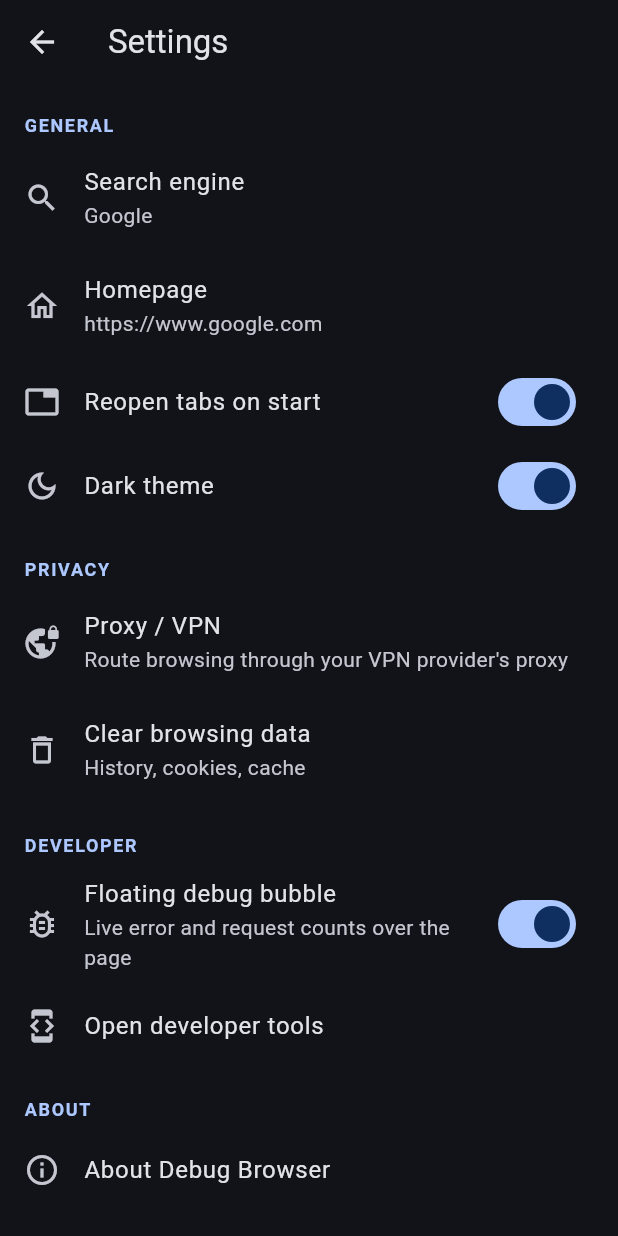
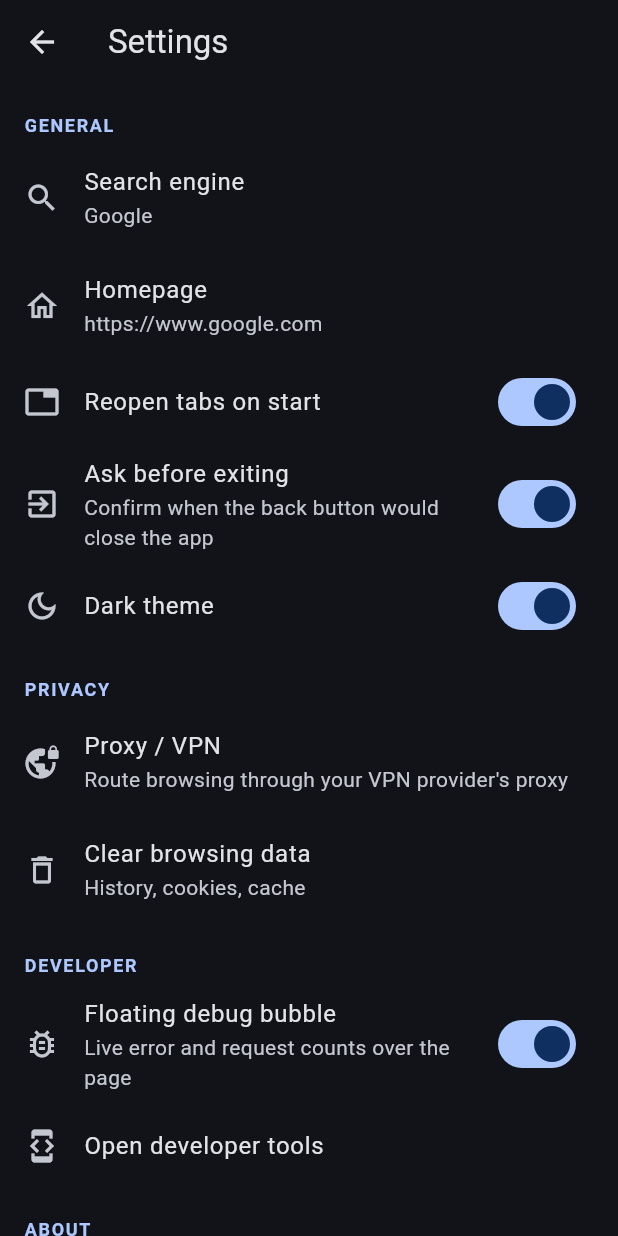
Before and after one commit to RiteshKumarNitk/devtotool, a Flutter app: the SettingsPage screen opened directly, on a phone screen of 412 x 824 dp. Run offline on Flutter 3.47's test engine with Material 3 defaults, Android fonts, the phone set to English and light mode, and no system bars; our stand-ins replace flutter_riverpod, hive_flutter, screenshot, share_plus, webview_flutter; missing offline and left inert: webview_flutter_android; accounts and stored records are empty.

Commit message:
Ask before the back button closes the app
- Back with no page history now shows "Exit Debug Browser?" (Cancel / Exit,
  plus "Close this tab" when several tabs are open) instead of exiting
- Notes that tabs are kept, and that private tabs are wiped on exit
- "Don't ask again" option; "Ask before exiting" switch in Settings
- Version 1.6.1+8

Co-Authored-By: Claude Opus 5.5 <noreply@anthropic.com>

```diff
--- a/debug_browser/lib/core/browser_settings.dart
+++ b/debug_browser/lib/core/browser_settings.dart
@@ -31,12 +31,16 @@ class BrowserSettings {
   final bool desktopMode;
   final bool restoreTabs;
 
+  /// Ask before the back button closes the app.
+  final bool confirmExit;
+
   const BrowserSettings({
     this.engine = SearchEngine.google,
     this.customHomepage = '',
     this.showDebugBubble = true,
     this.desktopMode = false,
     this.restoreTabs = true,
+    this.confirmExit = true,
   });
 
   String get homepage => customHomepage.trim().isEmpty ? engine.home : customHomepage.trim();
@@ -47,6 +51,7 @@ class BrowserSettings {
     bool? showDebugBubble,
     bool? desktopMode,
     bool? restoreTabs,
+    bool? confirmExit,
   }) =>
       BrowserSettings(
         engine: engine ?? this.engine,
@@ -54,6 +59,7 @@ class BrowserSettings {
         showDebugBubble: showDebugBubble ?? this.showDebugBubble,
         desktopMode: desktopMode ?? this.desktopMode,
         restoreTabs: restoreTabs ?? this.restoreTabs,
+        confirmExit: confirmExit ?? this.confirmExit,
       );
 
   Map<String, dynamic> toJson() => {
@@ -61,6 +67,7 @@ class BrowserSettings {
         'customHomepage': customHomepage,
         'showDebugBubble': showDebugBubble,
         'restoreTabs': restoreTabs,
+        'confirmExit': confirmExit,
         // desktopMode is per-session on purpose (like Chrome's "Desktop site").
       };
 
@@ -71,6 +78,7 @@ class BrowserSettings {
       customHomepage: '${j['customHomepage'] ?? ''}',
       showDebugBubble: j['showDebugBubble'] != false,
       restoreTabs: j['restoreTabs'] != false,
+      confirmExit: j['confirmExit'] != false,
     );
   }
 }
--- a/debug_browser/lib/features/settings/settings_page.dart
+++ b/debug_browser/lib/features/settings/settings_page.dart
@@ -130,6 +130,13 @@ class SettingsPage extends ConsumerWidget {
             onChanged: (v) => notifier.update((x) => x.copyWith(restoreTabs: v)),
           ),
           SwitchListTile(
+            secondary: const Icon(Icons.exit_to_app),
+            title: const Text('Ask before exiting'),
+            subtitle: const Text('Confirm when the back button would close the app'),
+            value: s.confirmExit,
+            onChanged: (v) => notifier.update((x) => x.copyWith(confirmExit: v)),
+          ),
+          SwitchListTile(
             secondary: const Icon(Icons.dark_mode_outlined),
             title: const Text('Dark theme'),
             value: isDark,
@@ -174,7 +181,7 @@ class SettingsPage extends ConsumerWidget {
               child: SizedBox(width: 48, height: 48, child: CustomPaint(painter: LogoPainter(background: true, scale: 0.86))),
             ),
             applicationName: 'Debug Browser',
-            applicationVersion: '1.6.0',
+            applicationVersion: '1.6.1',
             applicationLegalese: '© InnovateX Technology',
             aboutBoxChildren: [
               SizedBox(height: 12),
--- a/debug_browser/pubspec.yaml
+++ b/debug_browser/pubspec.yaml
@@ -16,7 +16,7 @@ publish_to: 'none' # Remove this line if you wish to publish to pub.dev
 # https://developer.apple.com/library/archive/documentation/General/Reference/InfoPlistKeyReference/Articles/CoreFoundationKeys.html
 # In Windows, build-name is used as the major, minor, and patch parts
 # of the product and file versions while build-number is used as the build suffix.
-version: 1.6.0+7
+version: 1.6.1+8
 
 environment:
   sdk: ^3.9.0
```
Also changed, not shown: debug_browser/lib/features/browser/home_page.dart (+65 -1 lines), 1 other file.
